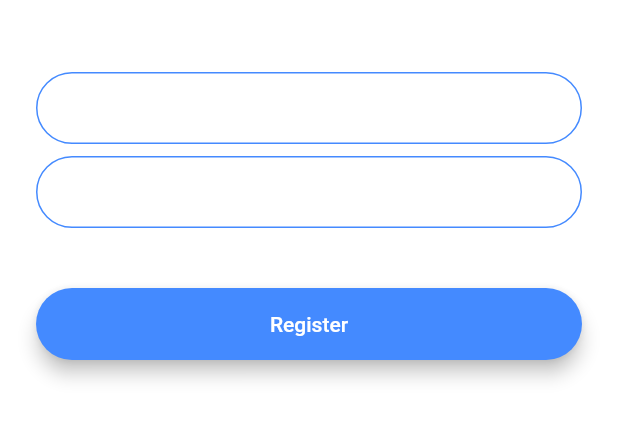
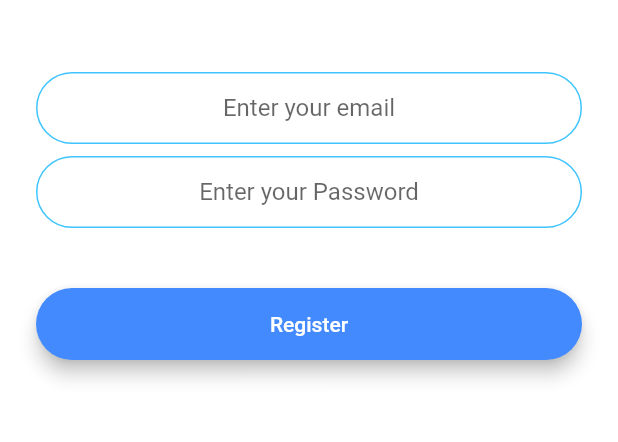
Before and after one commit to NegusNati/flash_chat_app, a Flutter app: the screen it shows after launch, after a tap on "Register", on a phone screen of 412 x 824 dp, the part 576-1018 px from its top. Run offline on Flutter 3.47's test engine with Material 2 defaults, Android fonts, the phone set to English and light mode, and no system bars; our stand-ins replace animated_text_kit, firebase_auth; accounts and stored records are empty.

```diff
--- /dev/null
+++ b/lib/components/roundedButton.dart
@@ -0,0 +1,36 @@
+import 'dart:ui';
+
+import 'package:flutter/material.dart';
+
+
+
+class RoundedButton extends StatelessWidget {
+  RoundedButton(
+      {required this.buttonTitle,
+      required this.buttonColor,
+      required this.onPressed});
+  final Color buttonColor;
+   final String buttonTitle;
+    final VoidCallback onPressed;
+
+  @override
+  Widget build(BuildContext context) {
+    return Padding(
+      padding: const EdgeInsets.symmetric(vertical: 16.0),
+      child: Material(
+        elevation: 5.0,
+        color: buttonColor,
+        borderRadius: BorderRadius.circular(30.0),
+        child: MaterialButton(
+          onPressed: onPressed,
+          minWidth: 200.0,
+          height: 42.0,
+          child:  Text(
+            buttonTitle,
+            style: const TextStyle(color: Colors.white),
+          ),
+        ),
+      ),
+    );
+  }
+}
--- a/lib/constants.dart
+++ b/lib/constants.dart
@@ -17,3 +17,23 @@ const kMessageContainerDecoration = BoxDecoration(
     top: BorderSide(color: Colors.lightBlueAccent, width: 2.0),
   ),
 );
+const kInputDecoration = InputDecoration(
+                hintText: 'Enter a Value',
+                contentPadding:
+                    EdgeInsets.symmetric(vertical: 10.0, horizontal: 20.0),
+                border: OutlineInputBorder(
+                  borderRadius: BorderRadius.all(Radius.circular(32.0)),
+                ),
+                enabledBorder: OutlineInputBorder(
+                  borderSide:
+                      BorderSide(color: Colors.lightBlueAccent, width: 1.0),
+                  borderRadius: BorderRadius.all(Radius.circular(32.0)),
+                ),
+                focusedBorder: OutlineInputBorder(
+                  borderSide:
+                      BorderSide(color: Colors.lightBlueAccent, width: 2.0),
+                  borderRadius: BorderRadius.all(Radius.circular(32.0)),
+                ),
+                fillColor: Colors.black,
+
+              );
--- a/lib/main.dart
+++ b/lib/main.dart
@@ -3,6 +3,7 @@ import 'package:flash_chat_app/screens/welcome_screen.dart';
 import 'package:flash_chat_app/screens/login_screen.dart';
 import 'package:flash_chat_app/screens/registration_screen.dart';
 import 'package:flash_chat_app/screens/chat_screen.dart';
+import 'package:flash_chat_app/stepper.dart';
 
 void main() => runApp(FlashChat());
 
@@ -10,14 +11,14 @@ class FlashChat extends StatelessWidget {
   @override
   Widget build(BuildContext context) {
     return MaterialApp(
-      theme: ThemeData.dark().copyWith(
+      theme: ThemeData.light().copyWith(
         textTheme: TextTheme(
-          bodyText1: const TextStyle(color: Colors.black54),
+          bodyText1: const TextStyle(color: Colors.white10),
         ),
       ),
-      initialRoute: WelcomeScreen.id,
+      initialRoute:  WelcomeScreen.id,
       routes: {
-         WelcomeScreen.id: (context) => WelcomeScreen(),
+        WelcomeScreen.id: (context) => WelcomeScreen(),
         ChatScreen.id : (context) => ChatScreen(),
         LoginScreen.id : (context) => LoginScreen(),
         RegistrationScreen.id :(context) => RegistrationScreen(),
--- a/lib/screens/chat_screen.dart
+++ b/lib/screens/chat_screen.dart
@@ -15,7 +15,7 @@ class _ChatScreenState extends State<ChatScreen> {
         leading: null,
         actions: <Widget>[
           IconButton(
-              icon: Icon(Icons.close),
+              icon: const Icon(Icons.close),
               onPressed: () {
                 //Implement logout functionality
               }),
@@ -45,7 +45,7 @@ class _ChatScreenState extends State<ChatScreen> {
                     onPressed: () {
                       //Implement send functionality.
                     },
-                    child: Text(
+                    child: const Text(
                       'Send',
                       style: kSendButtonTextStyle,
                     ),
--- a/lib/screens/registration_screen.dart
+++ b/lib/screens/registration_screen.dart
@@ -1,4 +1,9 @@
+import 'package:flash_chat_app/screens/chat_screen.dart';
 import 'package:flutter/material.dart';
+import 'package:flash_chat_app/components/roundedButton.dart';
+import 'package:flash_chat_app/constants.dart';
+import 'package:firebase_auth/firebase_auth.dart';
+import 'chat_screen.dart';
 
 class RegistrationScreen extends StatefulWidget {
   static const id = 'registration';
@@ -7,12 +12,15 @@ class RegistrationScreen extends StatefulWidget {
 }
 
 class _RegistrationScreenState extends State<RegistrationScreen> {
+  final _auth = FirebaseAuth.instance;
+  late String email;
+  late String password;
   @override
   Widget build(BuildContext context) {
     return Scaffold(
       backgroundColor: Colors.white,
       body: Padding(
-        padding: EdgeInsets.symmetric(horizontal: 24.0),
+        padding: const EdgeInsets.symmetric(horizontal: 24.0),
         child: Column(
           mainAxisAlignment: MainAxisAlignment.center,
           crossAxisAlignment: CrossAxisAlignment.stretch,
@@ -24,75 +32,48 @@ class _RegistrationScreenState extends State<RegistrationScreen> {
                 child: Image.asset('images/logo.png'),
               ),
             ),
-            SizedBox(
+            const SizedBox(
               height: 48.0,
             ),
             TextField(
+              textAlign: TextAlign.center,
+              keyboardType: TextInputType.emailAddress,
               onChanged: (value) {
-                //Do something with the user input.
+                email = value;
               },
-              decoration: InputDecoration(
-                hintText: 'Enter your email',
-                contentPadding:
-                    EdgeInsets.symmetric(vertical: 10.0, horizontal: 20.0),
-                border: OutlineInputBorder(
-                  borderRadius: BorderRadius.all(Radius.circular(32.0)),
-                ),
-                enabledBorder: OutlineInputBorder(
-                  borderSide: BorderSide(color: Colors.blueAccent, width: 1.0),
-                  borderRadius: BorderRadius.all(Radius.circular(32.0)),
-                ),
-                focusedBorder: OutlineInputBorder(
-                  borderSide: BorderSide(color: Colors.blueAccent, width: 2.0),
-                  borderRadius: BorderRadius.all(Radius.circular(32.0)),
-                ),
-              ),
+              decoration:
+                  kInputDecoration.copyWith(hintText: 'Enter your email'),
+              style: const TextStyle(color: Colors.black),
             ),
-            SizedBox(
+            const SizedBox(
               height: 8.0,
             ),
             TextField(
+              textAlign: TextAlign.center,
+              obscureText: true,
               onChanged: (value) {
-                //Do something with the user input.
+                password = value;
               },
-              decoration: InputDecoration(
-                hintText: 'Enter your password',
-                contentPadding:
-                    EdgeInsets.symmetric(vertical: 10.0, horizontal: 20.0),
-                border: OutlineInputBorder(
-                  borderRadius: BorderRadius.all(Radius.circular(32.0)),
-                ),
-                enabledBorder: OutlineInputBorder(
-                  borderSide: BorderSide(color: Colors.blueAccent, width: 1.0),
-                  borderRadius: BorderRadius.all(Radius.circular(32.0)),
-                ),
-                focusedBorder: OutlineInputBorder(
-                  borderSide: BorderSide(color: Colors.blueAccent, width: 2.0),
-                  borderRadius: BorderRadius.all(Radius.circular(32.0)),
-                ),
-              ),
+              decoration:
+                  kInputDecoration.copyWith(hintText: 'Enter your Password'),
+              style: const TextStyle(color: Colors.black),
             ),
-            SizedBox(
+            const SizedBox(
               height: 24.0,
             ),
-            Padding(
-              padding: EdgeInsets.symmetric(vertical: 16.0),
-              child: Material(
-                color: Colors.blueAccent,
-                borderRadius: BorderRadius.all(Radius.circular(30.0)),
-                elevation: 5.0,
-                child: MaterialButton(
-                  onPressed: () {
-                    //Implement registration functionality.
-                  },
-                  minWidth: 200.0,
-                  height: 42.0,
-                  child: Text(
-                    'Register',
-                    style: TextStyle(color: Colors.white),
-                  ),
-                ),
-              ),
+            RoundedButton(
+              buttonTitle: 'Register',
+              buttonColor: Colors.blueAccent,
+              onPressed: () async {
+               try{
+                final newUser = await  _auth.createUserWithEmailAndPassword(email: email, password: password);
+                if(newUser != null){
+                  Navigator.pushNamed(context, ChatScreen.id);
+                }
+               }catch(e){
+                print(e);
+               }
+              },
             ),
           ],
         ),
--- a/lib/screens/welcome_screen.dart
+++ b/lib/screens/welcome_screen.dart
@@ -1,14 +1,34 @@
 import 'package:flash_chat_app/screens/login_screen.dart';
 import 'package:flash_chat_app/screens/registration_screen.dart';
 import 'package:flutter/material.dart';
+import 'package:animated_text_kit/animated_text_kit.dart';
+import 'package:flash_chat_app/components/roundedButton.dart';
 
 class WelcomeScreen extends StatefulWidget {
   static const String id = 'welcome';
+
+  const WelcomeScreen({Key? key}) : super(key: key);
   @override
+  // ignore: library_private_types_in_public_api
   _WelcomeScreenState createState() => _WelcomeScreenState();
 }
 
-class _WelcomeScreenState extends State<WelcomeScreen> {
+class _WelcomeScreenState extends State<WelcomeScreen>
+    with SingleTickerProviderStateMixin {
+  late AnimationController controller;
+
+  @override
+  void initState() {
+    super.initState();
+    controller =
+        AnimationController(duration: Duration(seconds: 1), vsync: this);
+    controller.forward();
+
+    controller.addListener(() {
+      print(controller.value);
+    });
+  }
+
   @override
   Widget build(BuildContext context) {
     return Scaffold(
@@ -24,16 +44,25 @@ class _WelcomeScreenState extends State<WelcomeScreen> {
                 Hero(
                   tag: 'logo',
                   child: Container(
+                    height: 60.0,
                     child: Image.asset('images/logo.png'),
-                    height: 60.0,
                   ),
                 ),
-                const Text(
-                  'Flash Chat',
-                  style: TextStyle(
+                SizedBox(
+                  width: 250.0,
+                  child: DefaultTextStyle(
+                    style: const TextStyle(
                       fontSize: 45.0,
+                      fontFamily: 'Agne',
                       fontWeight: FontWeight.w900,
-                    color: Colors.black54,
+                      color: Colors.blue,
+                    ),
+                    child: AnimatedTextKit(
+                      animatedTexts: [
+                        TypewriterAnimatedText('Flash Chat'),
+                      ],
+                      totalRepeatCount: 5,
+                    ),
                   ),
                 ),
               ],
@@ -41,41 +70,19 @@ class _WelcomeScreenState extends State<WelcomeScreen> {
             const SizedBox(
               height: 48.0,
             ),
-            Padding(
-              padding: const EdgeInsets.symmetric(vertical: 16.0),
-              child: Material(
-                elevation: 5.0,
-                color: Colors.lightBlueAccent,
-                borderRadius: BorderRadius.circular(30.0),
-                child: MaterialButton(
+            RoundedButton(
+              buttonTitle: 'Log In',
+              buttonColor: Colors.lightBlueAccent,
               onPressed: () {
                 Navigator.pushNamed(context, LoginScreen.id);
               },
-                  minWidth: 200.0,
-                  height: 42.0,
-                  child: const Text(
-                    'Log In',
             ),
-                ),
-              ),
-            ),
-            Padding(
-              padding: const EdgeInsets.symmetric(vertical: 16.0),
-              child: Material(
-                color: Colors.blueAccent,
-                borderRadius: BorderRadius.circular(30.0),
-                elevation: 5.0,
-                child: MaterialButton(
+            RoundedButton(
+              buttonTitle: 'Register',
+              buttonColor: Colors.blueAccent,
               onPressed: () {
                 Navigator.pushNamed(context, RegistrationScreen.id);
               },
-                  minWidth: 200.0,
-                  height: 42.0,
-                  child: const Text(
-                    'Register',
-                  ),
-                ),
-              ),
             ),
           ],
         ),
--- a/pubspec.yaml
+++ b/pubspec.yaml
@@ -34,6 +34,10 @@ dependencies:
   # The following adds the Cupertino Icons font to your application.
   # Use with the CupertinoIcons class for iOS style icons.
   cupertino_icons: ^1.0.2
+  animated_text_kit: ^4.2.2
+  firebase_core: ^1.20.0
+  firebase_auth: ^3.6.1
+  cloud_firestore: ^3.4.2
 
 dev_dependencies:
   flutter_test:
```
Also changed, not shown: lib/screens/login_screen.dart (+14 -57 lines), lib/stepper.dart (added, +111 -0 lines), pubspec.lock, 4 other files. Lines whose indentation alone changed are shown as unchanged.
